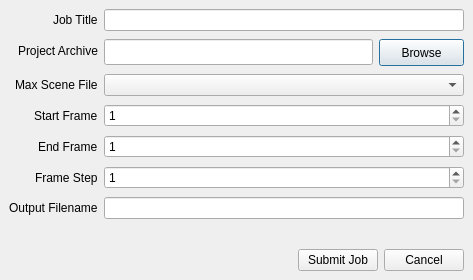
Qt form src/rrt/max/ui/submit.ui (RCAD/ringling-render-tools) before a commit.
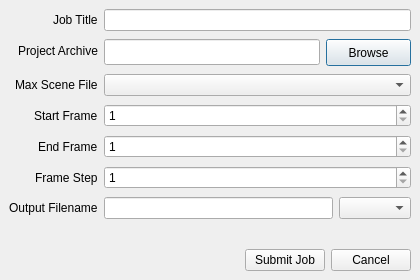
The same form after that commit.

Commit message: Split the output field into base+ext, removed file extension validation (since the user us limited to choices).

Patch:
```diff
--- a/src/rrt/max/ui/submit.ui
+++ b/src/rrt/max/ui/submit.ui
@@ -9,7 +9,7 @@
    <rect>
     <x>0</x>
     <y>0</y>
-    <width>473</width>
+    <width>420</width>
     <height>280</height>
    </rect>
   </property>
@@ -185,13 +185,6 @@
        </property>
       </widget>
      </item>
-     <item row="7" column="1">
-      <widget class="QLineEdit" name="output_field">
-       <property name="toolTip">
-        <string/>
-       </property>
-      </widget>
-     </item>
      <item row="8" column="1">
       <layout class="QHBoxLayout" name="horizontalLayout_3">
        <property name="spacing">
@@ -199,6 +192,23 @@
        </property>
       </layout>
      </item>
+     <item row="7" column="1">
+      <layout class="QHBoxLayout" name="horizontalLayout_5">
+       <item>
+        <widget class="QLineEdit" name="output_base_field">
+         <property name="toolTip">
+          <string/>
+         </property>
+         <property name="alignment">
+          <set>Qt::AlignRight|Qt::AlignTrailing|Qt::AlignVCenter</set>
+         </property>
+        </widget>
+       </item>
+       <item>
+        <widget class="QComboBox" name="output_ext_field"/>
+       </item>
+      </layout>
+     </item>
     </layout>
    </item>
    <item>
```
The commit also changes 1 other file.
